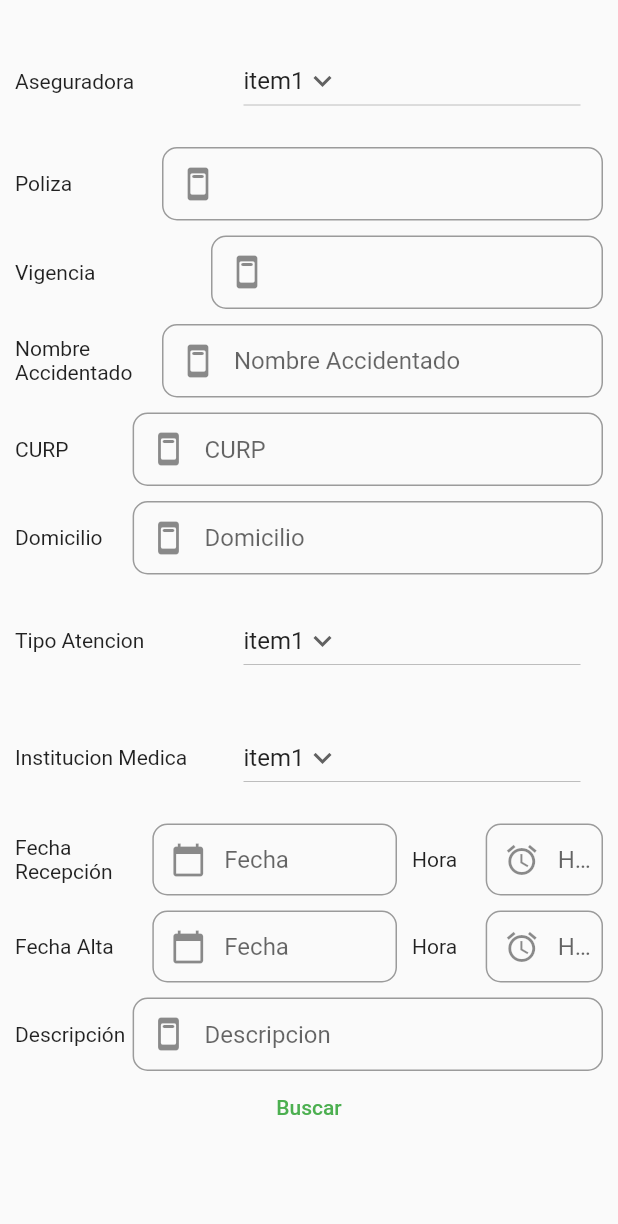
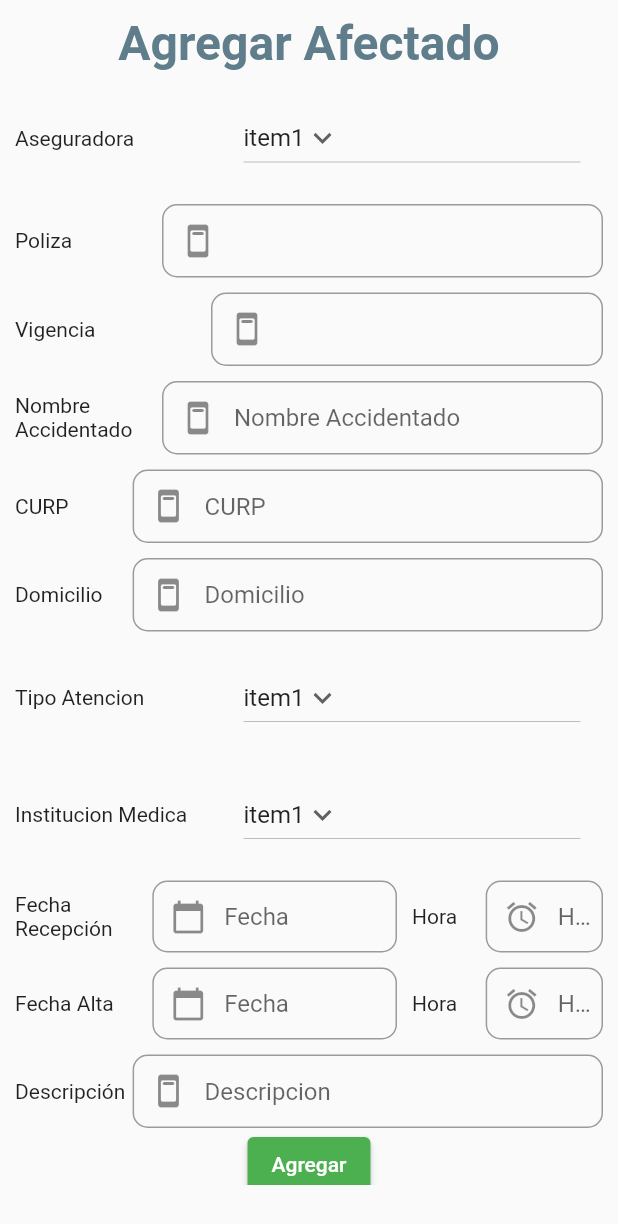
Before and after one commit to Luisicho/Movilidad, a Flutter app: what afectadoView() shows on an empty page, opened directly, on a phone screen of 412 x 824 dp. Shown: the top 1224 px of the screen. Run offline on Flutter 3.47's test engine with Material 2 defaults, Android fonts, the phone set to English and light mode, and no system bars; our stand-ins replace flutter_map, flutter_speed_dial, fluttertoast, geolocator, image_picker, latlong2 and 2 more; missing offline and left inert: dart:ffi.

Commit message:
SecondStepView

```diff
--- a/lib/levantamiento/views/afectado_view.dart
+++ b/lib/levantamiento/views/afectado_view.dart
@@ -535,10 +535,19 @@ class _afectadoViewState extends State<afectadoView> {
     return Container(
       height: 800,
       padding: EdgeInsets.all(10),
+      child: SingleChildScrollView(
         child:
           //---------------Column
           Column(
             children: [
+              Text(
+                'Agregar Afectado',
+                style: TextStyle(
+                  fontWeight: FontWeight.bold,
+                  fontSize: 32,
+                  color: Colors.blueGrey,
+                ),
+              ),
               const SizedBox(height: 10),
               aseguradoraField,
               const SizedBox(height: 10),
@@ -562,21 +571,23 @@ class _afectadoViewState extends State<afectadoView> {
               const SizedBox(height: 10),
               descripcionField,
               //--------------Pruebas Flutter
-          TextButton(
+              ElevatedButton(
                 onPressed: () {
                   //-------------Toast
                   Fluttertoast.showToast(
                       msg: aseguradora,
                       toastLength: Toast.LENGTH_SHORT,
                       gravity: ToastGravity.CENTER,
-                  timeInSecForIosWeb: 1,                  backgroundColor: Colors.red,
+                      timeInSecForIosWeb: 1,
+                      backgroundColor: Colors.red,
                       textColor: Colors.white,
                       fontSize: 16.0);
                   //-------------Toast
                 },
-            child: const Text('Buscar'),
+                child: const Text('Agregar'),
               ),
             ],
+          ),
       ),
     );
   }
```
Also changed, not shown: lib/levantamiento/second_step.dart (+24 -2 lines). Lines whose indentation alone changed are shown as unchanged.
